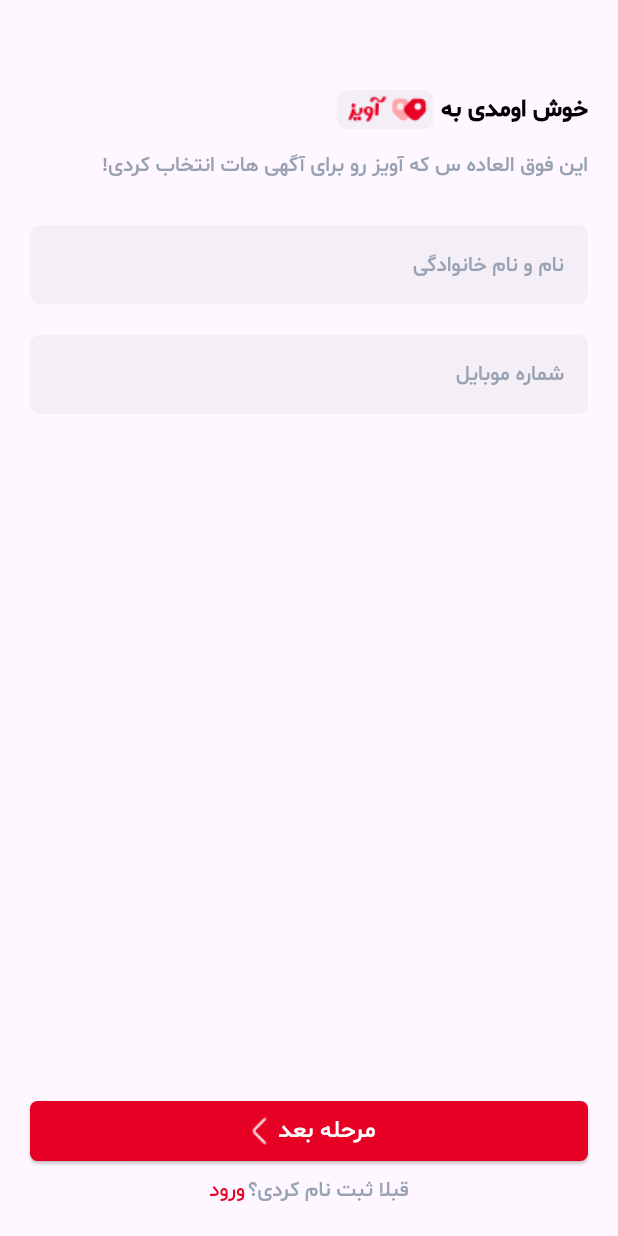
After one commit to Mohammad-Nikmard/Aviz, a Flutter app: the screen it shows after launch, after a tap on "ثبت نام", on a phone screen of 412 x 824 dp. The commit adds this screen. Run offline on Flutter 3.47's test engine with Material 3 defaults, Android fonts, the phone set to English and light mode, and no system bars; our stand-ins replace pinput; missing offline and left inert: flutter_timer_countdown.

Commit message:
feat: design register and register validation screen

```diff
--- a/lib/main.dart
+++ b/lib/main.dart
@@ -1,5 +1,5 @@
 import 'package:aviz/constants/constants.dart';
-import 'package:aviz/ui/third_screen.dart';
+import 'package:aviz/ui/onboarding_screen.dart';
 import 'package:flutter/material.dart';
 
 void main() {
@@ -56,7 +56,7 @@ class MyApp extends StatelessWidget {
           ),
         ),
       ),
-      home: const ThirdScreen(),
+      home: const OnBoardingScreen(),
     );
   }
 }
--- a/lib/ui/first_screen.dart
+++ b/lib/ui/onboarding_screen.dart
@@ -1,9 +1,11 @@
 import 'package:aviz/constants/constants.dart';
+import 'package:aviz/ui/register_screen.dart';
+import 'package:aviz/ui/login_screen.dart';
 import 'package:aviz/widget/aviz_widget.dart';
 import 'package:flutter/material.dart';
 
-class FirstScreen extends StatelessWidget {
-  const FirstScreen({super.key});
+class OnBoardingScreen extends StatelessWidget {
+  const OnBoardingScreen({super.key});
 
   @override
   Widget build(BuildContext context) {
@@ -11,9 +13,9 @@ class FirstScreen extends StatelessWidget {
       body: SafeArea(
         child: Column(
           children: [
-            _UpperBody(),
+            _UpperBodyLayout(),
             Spacer(),
-            _Buttons(),
+            _LowerBodyButtons(),
           ],
         ),
       ),
@@ -21,8 +23,8 @@ class FirstScreen extends StatelessWidget {
   }
 }
 
-class _Buttons extends StatelessWidget {
-  const _Buttons();
+class _LowerBodyButtons extends StatelessWidget {
+  const _LowerBodyButtons();
 
   @override
   Widget build(BuildContext context) {
@@ -49,7 +51,14 @@ class _Buttons extends StatelessWidget {
                         ),
                       ),
                     ),
-                    onPressed: () {},
+                    onPressed: () {
+                      Navigator.push(
+                        context,
+                        MaterialPageRoute(
+                          builder: (context) => const LoginScreen(),
+                        ),
+                      );
+                    },
                     child: const Text(
                       "ورود",
                       style: TextStyle(
@@ -68,7 +77,14 @@ class _Buttons extends StatelessWidget {
                 child: SizedBox(
                   height: 40,
                   child: ElevatedButton(
-                    onPressed: () {},
+                    onPressed: () {
+                      Navigator.push(
+                        context,
+                        MaterialPageRoute(
+                          builder: (context) => const RegisterScreen(),
+                        ),
+                      );
+                    },
                     child: const Text("ثبت نام"),
                   ),
                 ),
@@ -81,8 +97,8 @@ class _Buttons extends StatelessWidget {
   }
 }
 
-class _UpperBody extends StatelessWidget {
-  const _UpperBody();
+class _UpperBodyLayout extends StatelessWidget {
+  const _UpperBodyLayout();
 
   @override
   Widget build(BuildContext context) {
@@ -90,13 +106,13 @@ class _UpperBody extends StatelessWidget {
       crossAxisAlignment: CrossAxisAlignment.stretch,
       children: [
         const SizedBox(
-          height: 50,
+          height: 60,
         ),
         Stack(
           alignment: AlignmentDirectional.center,
           children: [
-            Image.asset("images/background_splash.png"),
-            Image.asset("images/logo_splash.png"),
+            Image.asset("assets/images/background_splash.png"),
+            Image.asset("assets/images/logo_splash.png"),
           ],
         ),
         const SizedBox(height: 25),
@@ -122,7 +138,7 @@ class _UpperBody extends StatelessWidget {
           child: SizedBox(
             width: MediaQuery.of(context).size.width,
             child: Text(
-              "در آویز ملک خود را برای فروش , اجاره و رهن آگهی کنید و یا اگر دنبال ملک با مشخصات دلخواه خود هستید آویز ها را ببینید",
+              "در آویز ملک خود را برای فروش،اجاره و رهن آگهی کنید و یا اگر دنبال ملک با مشخصات دلخواه خود هستید آویز ها را ببینید",
               style: Theme.of(context).textTheme.bodySmall,
               textAlign: TextAlign.center,
             ),
--- /dev/null
+++ b/lib/ui/register_screen.dart
@@ -0,0 +1,203 @@
+import 'package:aviz/constants/constants.dart';
+import 'package:aviz/ui/register_validation_screen.dart.dart';
+import 'package:aviz/ui/login_screen.dart';
+import 'package:aviz/widget/aviz_widget.dart';
+import 'package:flutter/material.dart';
+
+class RegisterScreen extends StatelessWidget {
+  const RegisterScreen({super.key});
+
+  @override
+  Widget build(BuildContext context) {
+    return const Scaffold(
+      body: SafeArea(
+        child: Padding(
+          padding: EdgeInsets.symmetric(horizontal: 20),
+          child: Column(
+            children: [
+              _UpperBodyLayout(),
+              Spacer(),
+              _LoweBodyButtons(),
+            ],
+          ),
+        ),
+      ),
+    );
+  }
+}
+
+class _UpperBodyLayout extends StatelessWidget {
+  const _UpperBodyLayout();
+
+  @override
+  Widget build(BuildContext context) {
+    return Column(
+      crossAxisAlignment: CrossAxisAlignment.end,
+      children: [
+        const SizedBox(
+          height: 60,
+        ),
+        Row(
+          mainAxisAlignment: MainAxisAlignment.end,
+          children: [
+            const AvizWidget(),
+            Text(
+              "خوش اومدی به",
+              style: Theme.of(context).textTheme.bodyLarge,
+            ),
+          ],
+        ),
+        const SizedBox(
+          height: 15,
+        ),
+        Text(
+          "این فوق العاده س که آویز رو برای آگهی هات انتخاب کردی!",
+          style: Theme.of(context).textTheme.bodySmall,
+          textDirection: TextDirection.rtl,
+        ),
+        const SizedBox(
+          height: 30,
+        ),
+        TextField(
+          textAlign: TextAlign.end,
+          style: Theme.of(context).textTheme.bodyMedium,
+          decoration: InputDecoration(
+            hintText: "نام و نام خانوادگی",
+            hintStyle: Theme.of(context).textTheme.bodySmall,
+            contentPadding:
+                const EdgeInsets.symmetric(horizontal: 12, vertical: 15),
+            filled: true,
+            fillColor: ProjectColors.greyColor.withOpacity(0.1),
+            enabledBorder: const OutlineInputBorder(
+              borderRadius: BorderRadius.all(
+                Radius.circular(7),
+              ),
+              borderSide: BorderSide(
+                width: 0,
+                style: BorderStyle.none,
+              ),
+            ),
+            focusedBorder: const OutlineInputBorder(
+              borderRadius: BorderRadius.all(
+                Radius.circular(7),
+              ),
+              borderSide: BorderSide(
+                width: 0,
+                style: BorderStyle.none,
+              ),
+            ),
+          ),
+        ),
+        const SizedBox(
+          height: 20,
+        ),
+        TextField(
+          textAlign: TextAlign.end,
+          style: Theme.of(context).textTheme.bodyMedium,
+          decoration: InputDecoration(
+            hintText: "شماره موبایل",
+            hintStyle: Theme.of(context).textTheme.bodySmall,
+            contentPadding:
+                const EdgeInsets.symmetric(horizontal: 12, vertical: 15),
+            filled: true,
+            fillColor: ProjectColors.greyColor.withOpacity(0.1),
+            enabledBorder: const OutlineInputBorder(
+              borderRadius: BorderRadius.all(
+                Radius.circular(7),
+              ),
+              borderSide: BorderSide(
+                width: 0,
+                style: BorderStyle.none,
+              ),
+            ),
+            focusedBorder: const OutlineInputBorder(
+              borderRadius: BorderRadius.all(
+                Radius.circular(7),
+              ),
+              borderSide: BorderSide(
+                width: 0,
+                style: BorderStyle.none,
+              ),
+            ),
+          ),
+        ),
+      ],
+    );
+  }
+}
+
+class _LoweBodyButtons extends StatelessWidget {
+  const _LoweBodyButtons();
+
+  @override
+  Widget build(BuildContext context) {
+    return Column(
+      children: [
+        Padding(
+          padding: const EdgeInsets.symmetric(vertical: 10),
+          child: Row(
+            children: [
+              Expanded(
+                child: SizedBox(
+                  height: 40,
+                  child: ElevatedButton(
+                    onPressed: () {
+                      Navigator.push(
+                        context,
+                        MaterialPageRoute(
+                          builder: (context) =>
+                              const RegisterValidationScreen(),
+                        ),
+                      );
+                    },
+                    child: Row(
+                      mainAxisAlignment: MainAxisAlignment.center,
+                      children: [
+                        Image.asset("assets/images/icon_arrow_left_white.png"),
+                        const Text("مرحله بعد"),
+                      ],
+                    ),
+                  ),
+                ),
+              ),
+            ],
+          ),
+        ),
+        Padding(
+          padding: const EdgeInsets.only(bottom: 20),
+          child: Row(
+            mainAxisAlignment: MainAxisAlignment.center,
+            children: [
+              GestureDetector(
+                onTap: () {
+                  Navigator.pushReplacement(
+                    context,
+                    MaterialPageRoute(
+                      builder: (context) => const LoginScreen(),
+                    ),
+                  );
+                },
+                child: const Text(
+                  "ورود",
+                  style: TextStyle(
+                    fontFamily: "SM",
+                    fontSize: 14,
+                    fontWeight: FontWeight.w500,
+                    color: ProjectColors.redColor,
+                  ),
+                ),
+              ),
+              const SizedBox(
+                width: 2,
+              ),
+              Text(
+                "قبلا ثبت نام کردی؟",
+                style: Theme.of(context).textTheme.bodySmall,
+              ),
+            ],
+          ),
+        ),
+      ],
+    );
+  }
+}
--- a/lib/widget/aviz_widget.dart
+++ b/lib/widget/aviz_widget.dart
@@ -16,7 +16,7 @@ class AvizWidget extends StatelessWidget {
           Radius.circular(6),
         ),
       ),
-      child: Image.asset("images/icon_header.png"),
+      child: Image.asset("assets/images/icon_header.png"),
     );
   }
 }
```
Also changed, not shown: lib/ui/login_screen.dart (renamed from lib/ui/second_screen.dart, +33 -14 lines), lib/ui/login_validation_screen.dart (added, +138 -0 lines), lib/ui/register_validation_screen.dart.dart (added, +139 -0 lines), lib/ui/third_screen.dart (deleted, +0 -105 lines), assets/images/icon_arrow_left_grey.png (renamed from assets/images/icon_arrow-left_grey.png), assets/images/icon_arrow_left_white.png (renamed from assets/images/icon_arrow-left_white.png).
